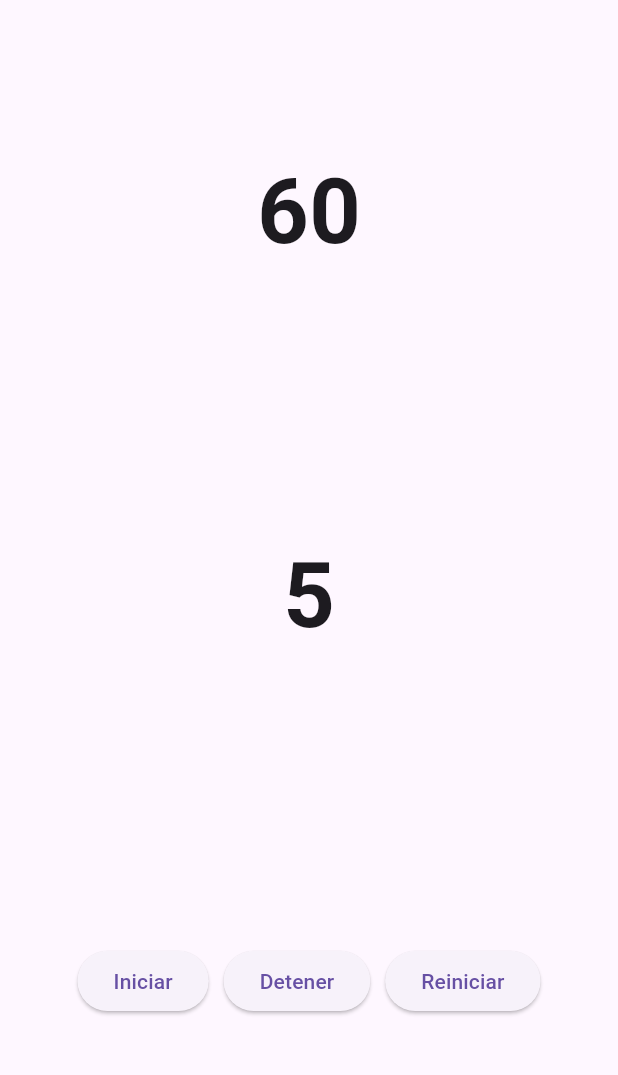
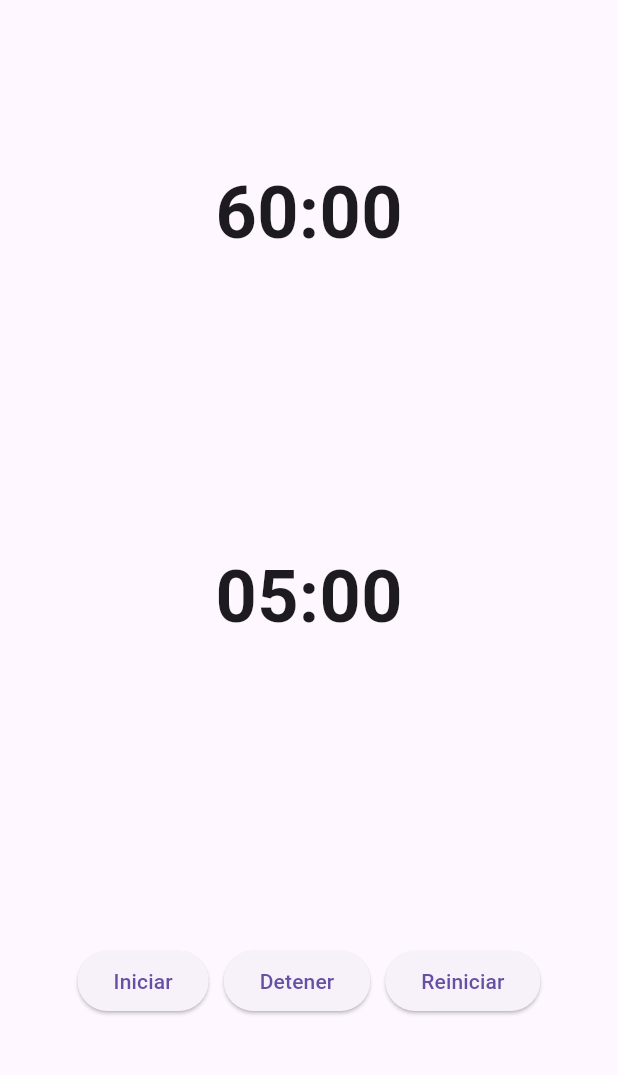
Before and after one commit to Schrei01/tf_assistant_app, a Flutter app: the screen it shows after launch, after a tap on "Reiniciar", on a phone screen of 412 x 824 dp, the part 63-1138 px from its top. Run offline on Flutter 3.47's test engine with Material 3 defaults, Android fonts, the light colour scheme and no system bars.

Commit message:
Contadores tienen minutos y segundos

```diff
--- a/lib/cronometro_controller.dart
+++ b/lib/cronometro_controller.dart
@@ -3,15 +3,20 @@ import 'dart:async';
 import 'package:flutter/material.dart';
 
 class CronometroController extends ChangeNotifier {
+  final int minutosIniciales;
   final int segundosIniciales;
+
   late int _segundosRestantes;
   Timer? _timer;
 
   final ValueNotifier<int> tiempo = ValueNotifier<int>(0);
   final ValueNotifier<bool> estaCorriendo = ValueNotifier<bool>(false);
 
-  CronometroController({required this.segundosIniciales}) {
-    _segundosRestantes = segundosIniciales;
+  CronometroController({
+    required this.minutosIniciales,
+    required this.segundosIniciales,
+  }) {
+    _segundosRestantes = minutosIniciales * 60 + segundosIniciales;
     tiempo.value = _segundosRestantes;
   }
 
@@ -36,7 +41,7 @@ class CronometroController extends ChangeNotifier {
 
   void reset() {
     pause();
-    _segundosRestantes = segundosIniciales;
+    _segundosRestantes = minutosIniciales * 60 + segundosIniciales;
     tiempo.value = _segundosRestantes;
   }
 
--- a/lib/cronometro_widget.dart
+++ b/lib/cronometro_widget.dart
@@ -1,25 +1,25 @@
 import 'package:flutter/material.dart';
-import 'package:tf_assistant_app/cronometro_controller.dart';
+import 'cronometro_controller.dart'; // Asegúrate de importar tu controlador
 
 class CronometroWidget extends StatelessWidget {
   final CronometroController controller;
 
   const CronometroWidget({super.key, required this.controller});
 
-  // String _formatTime(int seconds) {
-  //   final minutes = (seconds ~/ 60).toString().padLeft(2, '0');
-  //   final secs = (seconds % 60).toString().padLeft(2, '0');
-  //   return '$minutes:$secs';
-  // }
+  String _formatTime(int totalSeconds) {
+    final minutes = totalSeconds ~/ 60;
+    final seconds = totalSeconds % 60;
+    return '${minutes.toString().padLeft(2, '0')}:${seconds.toString().padLeft(2, '0')}';
+  }
 
   @override
   Widget build(BuildContext context) {
     return ValueListenableBuilder<int>(
       valueListenable: controller.tiempo,
-      builder: (context, tiempo, _) {
+      builder: (context, tiempoRestante, _) {
         return Text(
-          '$tiempo',
-          style: const TextStyle(fontSize: 60, fontWeight: FontWeight.bold),
+          _formatTime(tiempoRestante),
+          style: const TextStyle(fontSize: 48, fontWeight: FontWeight.bold),
         );
       },
     );
--- a/lib/main.dart
+++ b/lib/main.dart
@@ -6,8 +6,8 @@ import 'package:tf_assistant_app/cronometro_widget.dart';
 void main() => runApp(MyApp());
 
 class MyApp extends StatelessWidget {
-  final CronometroController _controllerGame = CronometroController(segundosIniciales: 60);
-  final CronometroController _controllerTurn = CronometroController(segundosIniciales: 5);
+  final CronometroController _controllerGame = CronometroController(minutosIniciales: 60, segundosIniciales: 0);
+  final CronometroController _controllerTurn = CronometroController(minutosIniciales: 5, segundosIniciales: 0);
 
   MyApp({super.key});
 
```
